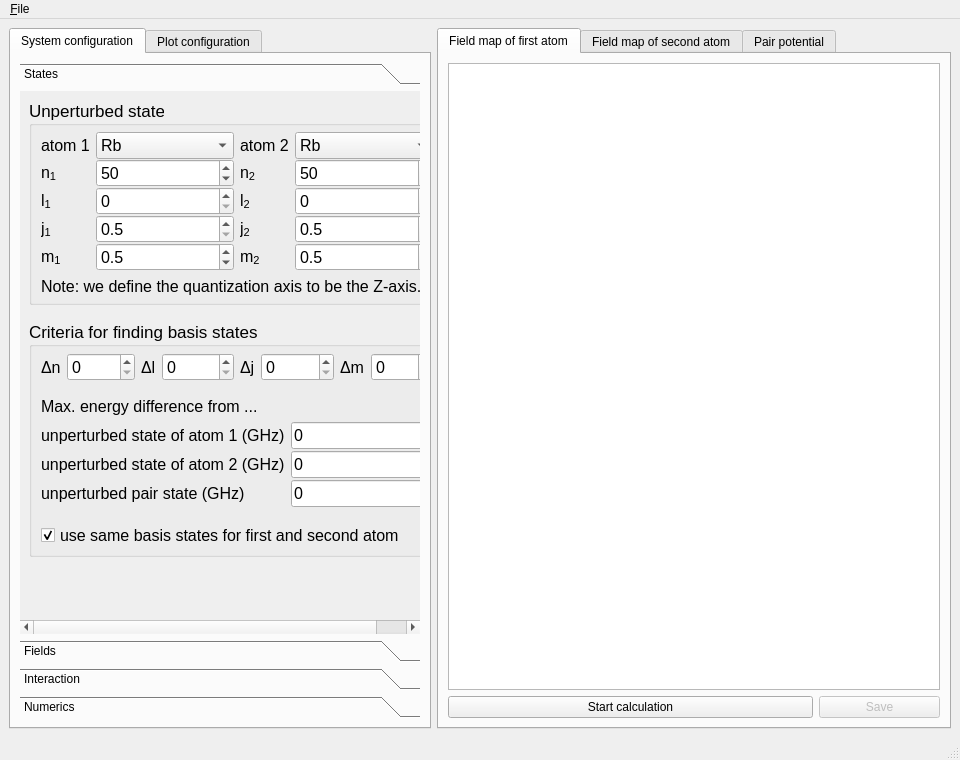
Above: gui2/plotter.ui from pairinteraction/pairinteraction before the change. Below: the same form after it.
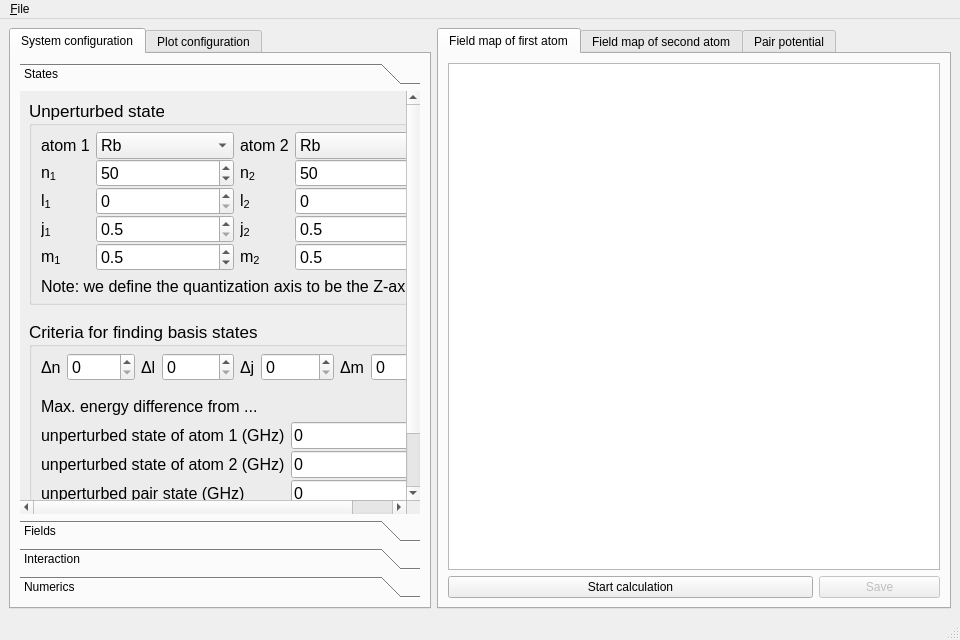
That is the form after the change. Custom widgets are drawn as their Qt base class.

Commit message: Tune geometry of the gui

```diff
--- a/gui2/plotter.ui
+++ b/gui2/plotter.ui
@@ -7,7 +7,7 @@
     <x>0</x>
     <y>0</y>
     <width>960</width>
-    <height>760</height>
+    <height>640</height>
    </rect>
   </property>
   <property name="windowTitle">
@@ -66,7 +66,7 @@
              <x>0</x>
              <y>0</y>
              <width>400</width>
-             <height>510</height>
+             <height>470</height>
             </rect>
            </property>
            <attribute name="label">
@@ -830,14 +830,14 @@
                    <item row="1" column="1">
                     <widget class="QSpinBox" name="spinbox_system_deltaM">
                      <property name="sizePolicy">
-                      <sizepolicy hsizetype="MinimumExpanding" vsizetype="Fixed">
+                      <sizepolicy hsizetype="Expanding" vsizetype="Fixed">
                        <horstretch>0</horstretch>
                        <verstretch>0</verstretch>
                       </sizepolicy>
                      </property>
                      <property name="minimumSize">
                       <size>
-                       <width>0</width>
+                       <width>40</width>
                        <height>0</height>
                       </size>
                      </property>
```
Left out of the diff: 26 changed lines with no effect on the pictures. The commit also changes 1 other file.
